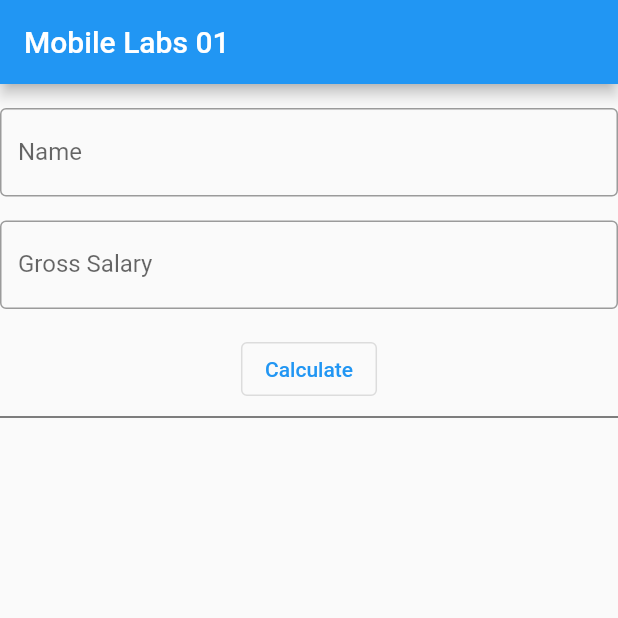
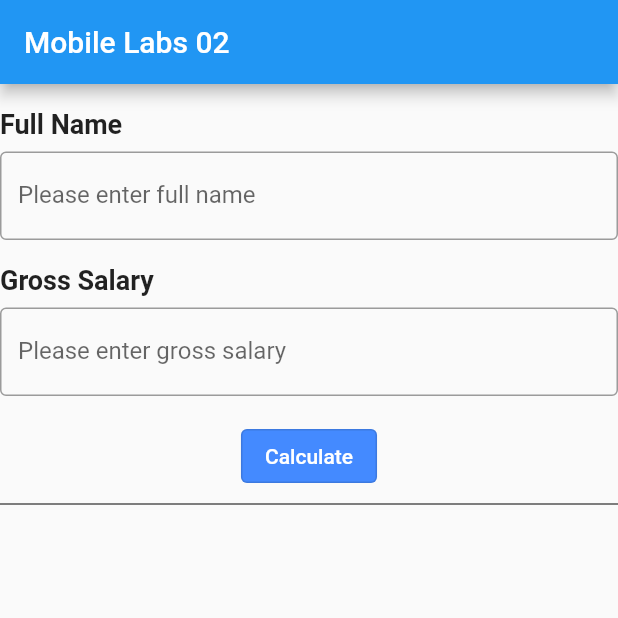
Before and after one commit to phatth47/mobile_labs_17520126, a Flutter app: the screen it shows after launch, on a phone screen of 412 x 824 dp, the top half of it. Run offline on Flutter 3.47's test engine with Material 2 defaults, Android fonts, the phone set to English and light mode, and no system bars.

Commit message:
update ui

```diff
--- a/lib/main.dart
+++ b/lib/main.dart
@@ -25,7 +25,7 @@ class MyApp extends StatelessWidget {
         // is not restarted.
         primarySwatch: Colors.blue,
       ),
-      home: const MyHomePage(title: 'Mobile Labs 01'),
+      home: const MyHomePage(title: 'Mobile Labs 02'),
     );
   }
 }
@@ -54,28 +54,53 @@ class _MyHomePageState extends State<MyHomePage> {
       ),
       body: Column(
         mainAxisAlignment: MainAxisAlignment.start,
-        crossAxisAlignment: CrossAxisAlignment.center,
+        crossAxisAlignment: CrossAxisAlignment.start,
         children: [
           const SizedBox(height: 16),
+          const Text(
+            "Full Name",
+            style: TextStyle(
+              fontSize: 18,
+              fontWeight: FontWeight.w700,
+            ),
+          ),
+          const SizedBox(height: 8),
           TextField(
             controller: nameController,
             decoration: const InputDecoration(
-              labelText: "Name",
+              labelText: "Please enter full name",
               border: OutlineInputBorder(),
             ),
           ),
           const SizedBox(height: 16),
+          const Text(
+            "Gross Salary",
+            style: TextStyle(
+              fontSize: 18,
+              fontWeight: FontWeight.w700,
+            ),
+          ),
+          const SizedBox(height: 8),
           TextField(
             controller: grossSalaryController,
             decoration: const InputDecoration(
-              labelText: "Gross Salary",
+              labelText: "Please enter gross salary",
               border: OutlineInputBorder(),
             ),
           ),
           const SizedBox(height: 16),
-          OutlinedButton(
-            onPressed: handleListPersonal,
-            child: const Text("Calculate"),
+          Align(
+            alignment: Alignment.center,
+            child: OutlinedButton(
+              onPressed: handleListPersonal,
+              style: OutlinedButton.styleFrom(
+                backgroundColor: Colors.blueAccent,
+              ),
+              child: const Text(
+                "Calculate",
+                style: TextStyle(color: Colors.white),
+              ),
+            ),
           ),
           const Divider(
             color: Colors.black,
@@ -93,15 +118,36 @@ class _MyHomePageState extends State<MyHomePage> {
   }
 
   Widget personSalWidget(PersonalSalary per) {
-    return Row(
-      mainAxisAlignment: MainAxisAlignment.start,
-      children: [
-        Text(per.fullName ?? ""),
-        const Text(": "),
-        Text("${per.netSalary}"),
-      ],
+    return Container(
+      padding: const EdgeInsets.symmetric(vertical: 8, horizontal: 12),
+      child: Row(
+        mainAxisAlignment: MainAxisAlignment.start,
+        children: [
+          Text(
+            per.fullName ?? "",
+            style: const TextStyle(
+              fontSize: 18,
+              fontWeight: FontWeight.w700,
+            ),
+          ),
+          const Text(" - "),
+          const Text(
+            " Net Salary:  ",
+            style: TextStyle(
+              fontSize: 18,
+            ),
+          ),
+          Text(
+            "${per.netSalary}",
+            style: const TextStyle(
+              fontSize: 18,
+            ),
+          ),
+        ],
+      ),
     );
   }
+
   void handleListPersonal() {
     final newPersonalSal = PersonalSalary(
       fullName: nameController.text,
```
